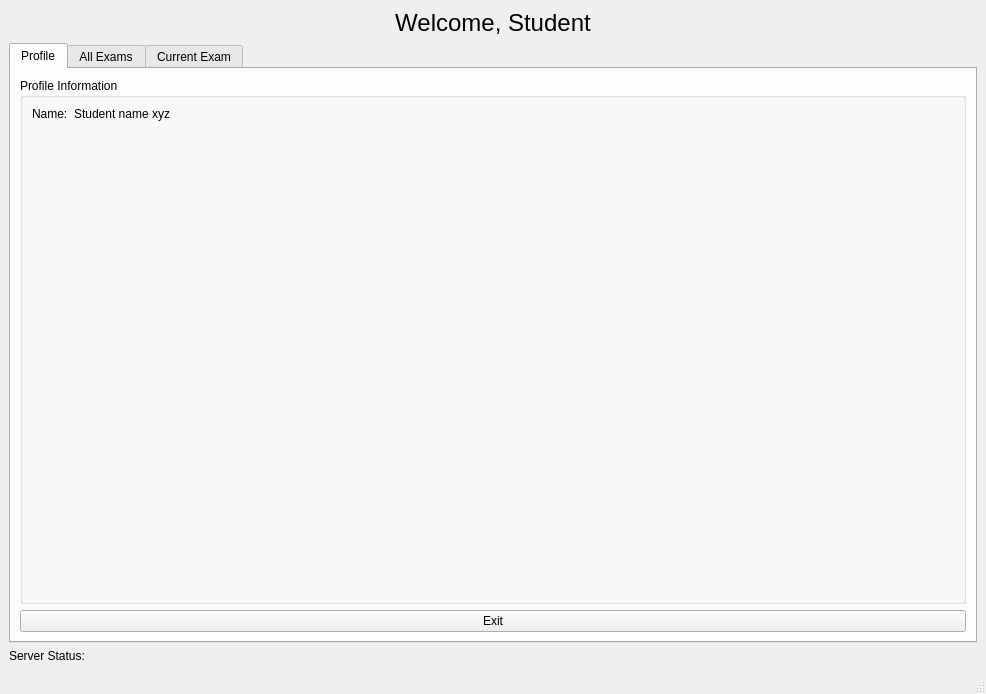
This is src/SmartXm-CSEKU/studentmodulev2.ui in KaziRifatMorshed/SmartXm as Qt 5 draws it before an edit. The edited form follows.
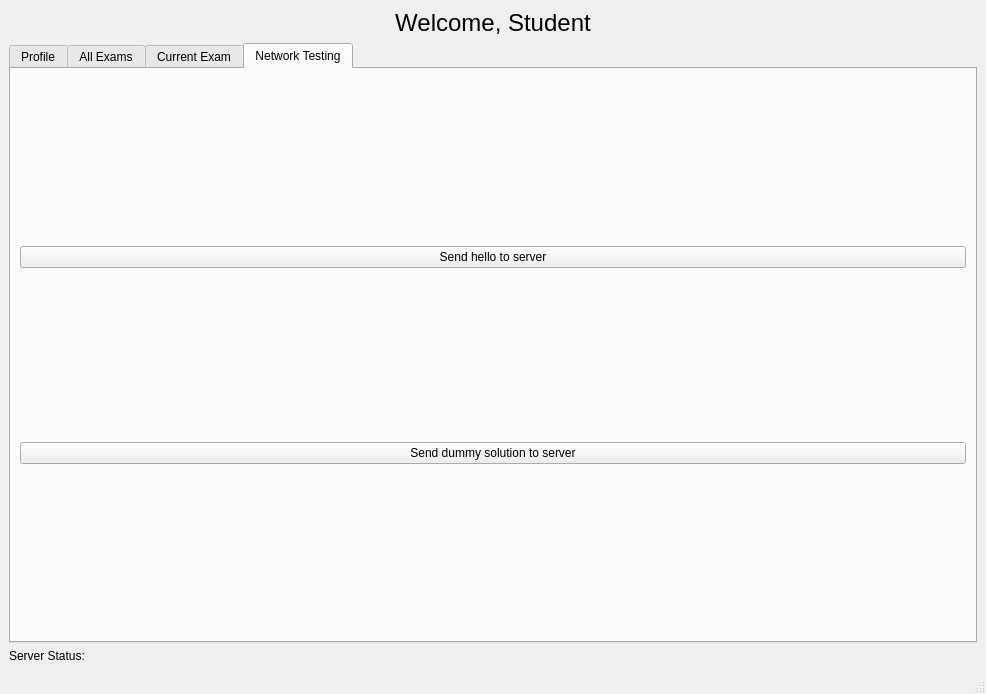
This is the edited form. Icons and pictures are not drawn.

```diff
--- a/src/SmartXm-CSEKU/studentmodulev2.ui
+++ b/src/SmartXm-CSEKU/studentmodulev2.ui
@@ -29,7 +29,7 @@
     <item>
      <widget class="QTabWidget" name="stuModuVII_tabWidget">
       <property name="currentIndex">
-       <number>0</number>
+       <number>3</number>
       </property>
       <widget class="QWidget" name="profile_tab">
        <attribute name="title">
@@ -164,6 +164,27 @@
         </item>
        </layout>
       </widget>
+      <widget class="QWidget" name="networkTestTab">
+       <attribute name="title">
+        <string>Network Testing</string>
+       </attribute>
+       <layout class="QVBoxLayout" name="verticalLayout_6">
+        <item>
+         <widget class="QPushButton" name="sendHello_pushButton">
+          <property name="text">
+           <string>Send hello to server</string>
+          </property>
+         </widget>
+        </item>
+        <item>
+         <widget class="QPushButton" name="dummySolution_pushButton">
+          <property name="text">
+           <string>Send dummy solution to server</string>
+          </property>
+         </widget>
+        </item>
+       </layout>
+      </widget>
      </widget>
     </item>
     <item>
```
Left out of the diff: 2 changed lines with no effect on the pictures.
